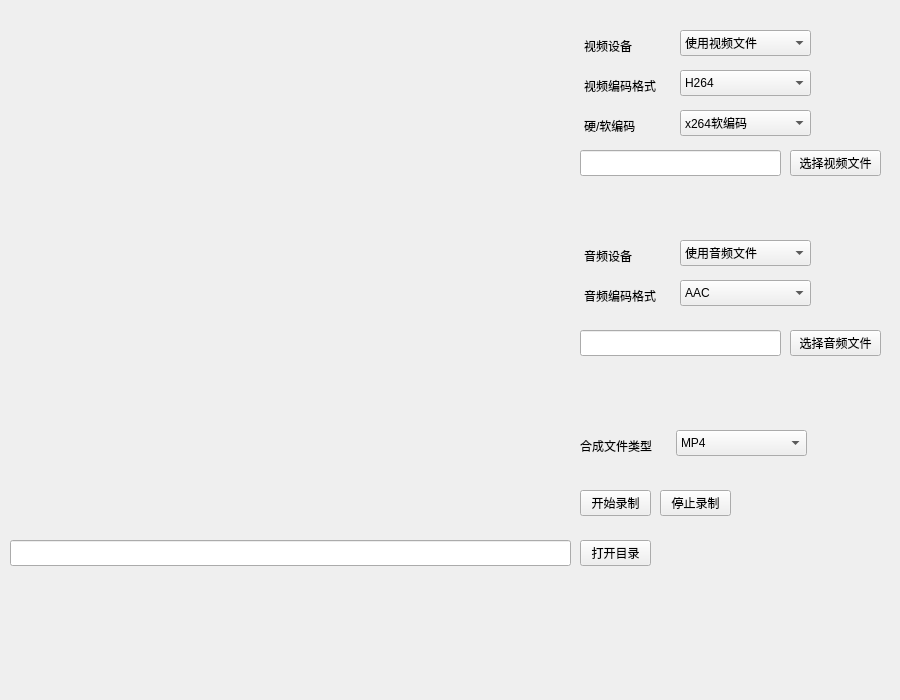
Old version of the form LinuxCamera/mainwindow.ui in the repository wangning2016/CameraRecord.
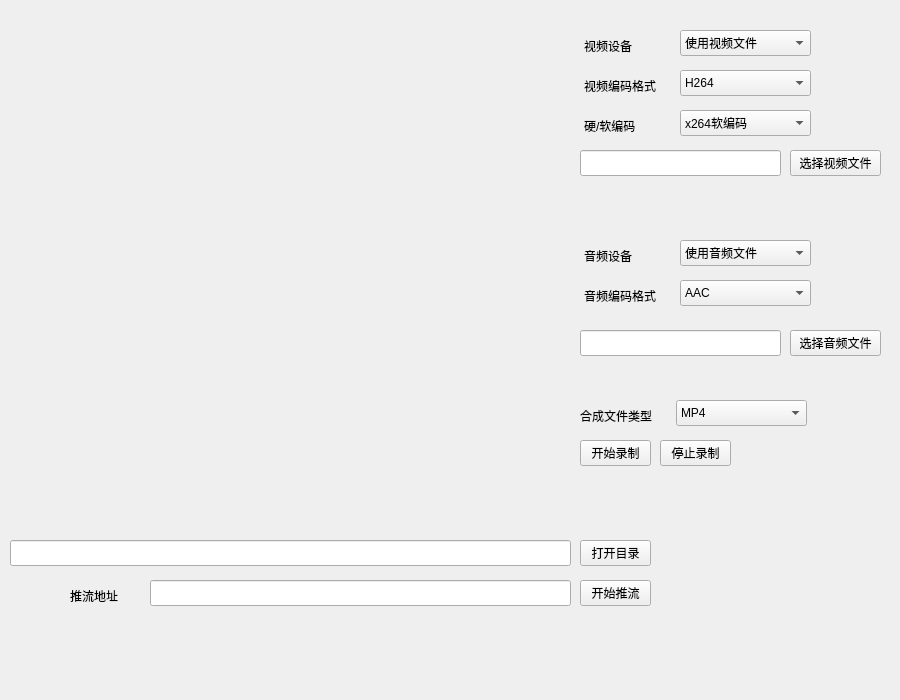
New version of the form.

Patch:
```diff
--- a/LinuxCamera/mainwindow.ui
+++ b/LinuxCamera/mainwindow.ui
@@ -236,7 +236,7 @@
     <property name="geometry">
      <rect>
       <x>580</x>
-      <y>490</y>
+      <y>440</y>
       <width>71</width>
       <height>26</height>
      </rect>
@@ -249,7 +249,7 @@
     <property name="geometry">
      <rect>
       <x>660</x>
-      <y>490</y>
+      <y>440</y>
       <width>71</width>
       <height>26</height>
      </rect>
@@ -262,7 +262,7 @@
     <property name="geometry">
      <rect>
       <x>676</x>
-      <y>430</y>
+      <y>400</y>
       <width>131</width>
       <height>26</height>
      </rect>
@@ -282,7 +282,7 @@
     <property name="geometry">
      <rect>
       <x>580</x>
-      <y>430</y>
+      <y>400</y>
       <width>81</width>
       <height>31</height>
      </rect>
@@ -294,8 +294,8 @@
    <widget class="QLabel" name="labResult">
     <property name="geometry">
      <rect>
-      <x>30</x>
-      <y>610</y>
+      <x>50</x>
+      <y>650</y>
       <width>781</width>
       <height>31</height>
      </rect>
@@ -327,6 +327,42 @@
      <string>打开目录</string>
     </property>
    </widget>
+   <widget class="QPushButton" name="btStartOrStopPush">
+    <property name="geometry">
+     <rect>
+      <x>580</x>
+      <y>580</y>
+      <width>71</width>
+      <height>26</height>
+     </rect>
+    </property>
+    <property name="text">
+     <string>开始推流</string>
+    </property>
+   </widget>
+   <widget class="QLineEdit" name="edPushStreamUrl">
+    <property name="geometry">
+     <rect>
+      <x>150</x>
+      <y>580</y>
+      <width>421</width>
+      <height>26</height>
+     </rect>
+    </property>
+   </widget>
+   <widget class="QLabel" name="label_7">
+    <property name="geometry">
+     <rect>
+      <x>70</x>
+      <y>580</y>
+      <width>71</width>
+      <height>31</height>
+     </rect>
+    </property>
+    <property name="text">
+     <string>推流地址</string>
+    </property>
+   </widget>
   </widget>
  </widget>
  <resources/>
```
